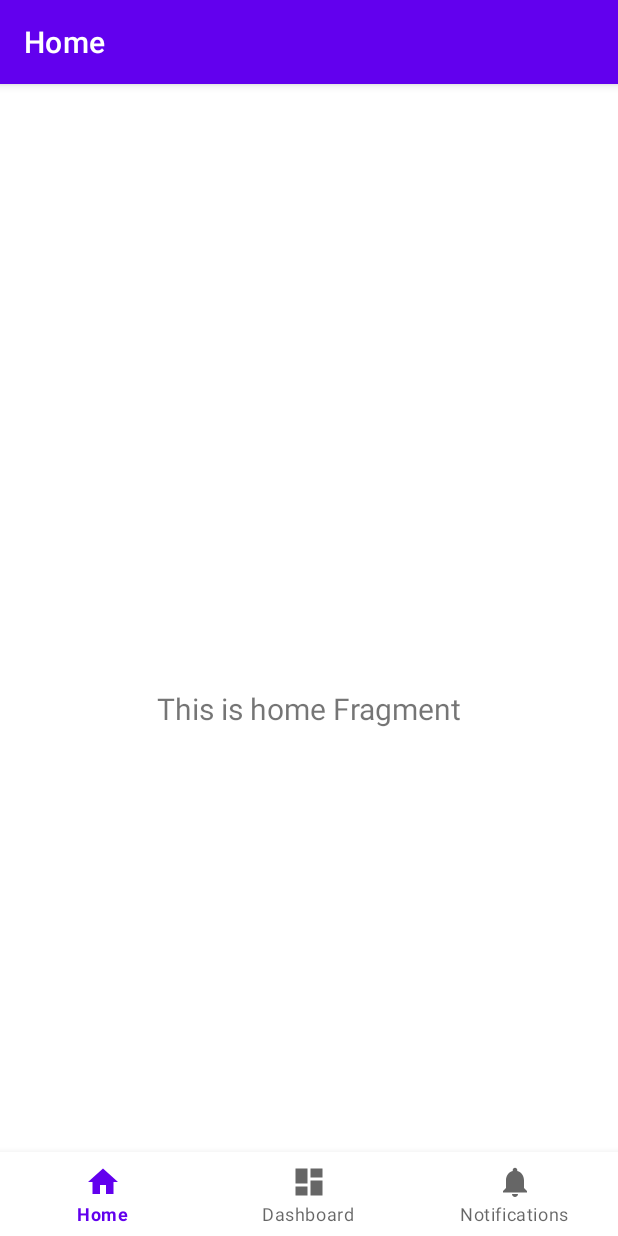
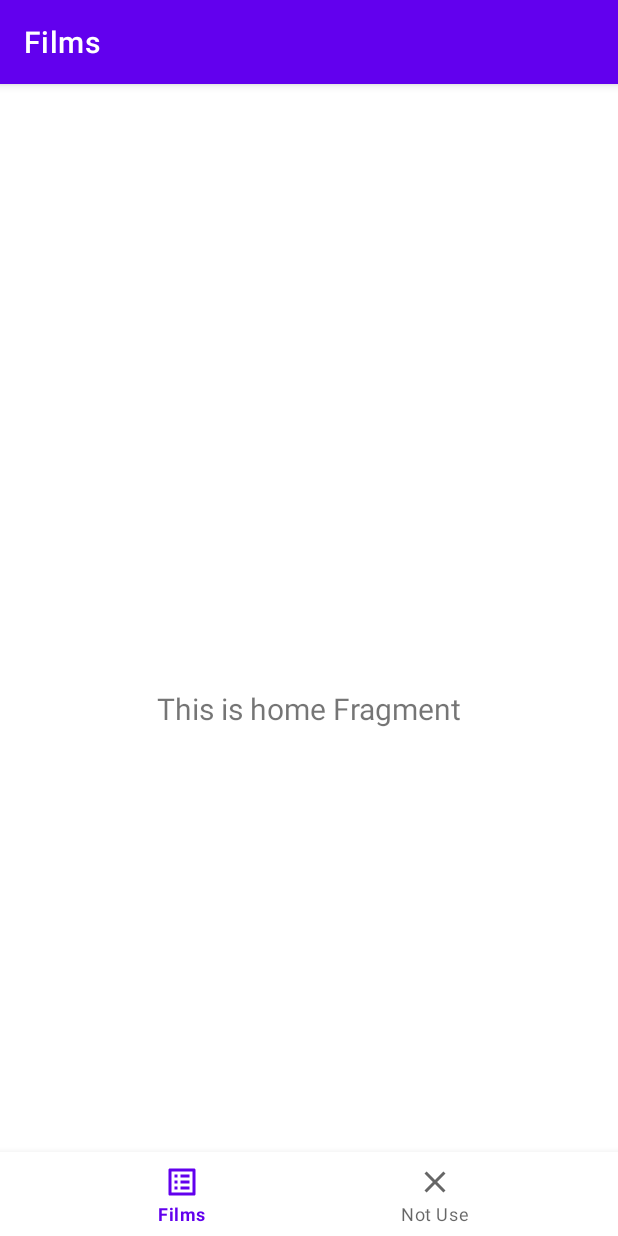
Before and after one commit to serbinav/gb_android_interview_film_viewer, an Android app: the screen it shows after launch (MainActivity), on a phone screen of 412 x 824 dp. Run offline under Robolectric (Android 15) with nearby library versions, the phone set to English and light mode, and no system bars; our stand-ins replace navigation-ui.

Commit message:
удалил один фрагмент, переименовал один фрагмент

```diff
--- a/app/src/main/java/com/example/filmslist/MainActivity.kt
+++ b/app/src/main/java/com/example/filmslist/MainActivity.kt
@@ -37,11 +37,10 @@ class MainActivity : AppCompatActivity() {
         val navView: BottomNavigationView = binding.navView
 
         val navController = findNavController(R.id.nav_host_fragment_activity_main)
-        // Passing each menu ID as a set of Ids because each
-        // menu should be considered as top level destinations.
+
         val appBarConfiguration = AppBarConfiguration(
             setOf(
-                R.id.navigation_home, R.id.navigation_dashboard, R.id.navigation_notifications
+                R.id.navigation_films, R.id.navigation_notifications
             )
         )
         setupActionBarWithNavController(navController, appBarConfiguration)
--- a/app/src/main/java/com/example/filmslist/ui/dashboard/DashboardViewModel.kt
+++ /dev/null
@@ -1,13 +0,0 @@
-package com.example.filmslist.ui.dashboard
-
-import androidx.lifecycle.LiveData
-import androidx.lifecycle.MutableLiveData
-import androidx.lifecycle.ViewModel
-
-class DashboardViewModel : ViewModel() {
-
-    private val _text = MutableLiveData<String>().apply {
-        value = "This is dashboard Fragment"
-    }
-    val text: LiveData<String> = _text
-}
--- a/app/src/main/java/com/example/filmslist/ui/dashboard/DashboardFragment.kt
+++ b/app/src/main/java/com/example/filmslist/ui/home/FilmsFragment.kt
@@ -1,4 +1,4 @@
-package com.example.filmslist.ui.dashboard
+package com.example.filmslist.ui.home
 
 import android.os.Bundle
 import android.view.LayoutInflater
@@ -7,14 +7,11 @@ import android.view.ViewGroup
 import android.widget.TextView
 import androidx.fragment.app.Fragment
 import androidx.lifecycle.ViewModelProvider
-import com.example.filmslist.databinding.FragmentDashboardBinding
+import com.example.filmslist.databinding.FragmentFilmsBinding
 
-class DashboardFragment : Fragment() {
+class FilmsFragment : Fragment() {
 
-    private var _binding: FragmentDashboardBinding? = null
-
-    // This property is only valid between onCreateView and
-    // onDestroyView.
+    private var _binding: FragmentFilmsBinding? = null
     private val binding get() = _binding!!
 
     override fun onCreateView(
@@ -22,14 +19,14 @@ class DashboardFragment : Fragment() {
         container: ViewGroup?,
         savedInstanceState: Bundle?
     ): View {
-        val dashboardViewModel =
-            ViewModelProvider(this).get(DashboardViewModel::class.java)
+        val homeViewModel =
+            ViewModelProvider(this).get(FilmsViewModel::class.java)
 
-        _binding = FragmentDashboardBinding.inflate(inflater, container, false)
+        _binding = FragmentFilmsBinding.inflate(inflater, container, false)
         val root: View = binding.root
 
-        val textView: TextView = binding.textDashboard
-        dashboardViewModel.text.observe(viewLifecycleOwner) {
+        val textView: TextView = binding.textHome
+        homeViewModel.text.observe(viewLifecycleOwner) {
             textView.text = it
         }
         return root
--- a/app/src/main/java/com/example/filmslist/ui/home/HomeViewModel.kt
+++ b/app/src/main/java/com/example/filmslist/ui/home/FilmsViewModel.kt
@@ -4,7 +4,7 @@ import androidx.lifecycle.LiveData
 import androidx.lifecycle.MutableLiveData
 import androidx.lifecycle.ViewModel
 
-class HomeViewModel : ViewModel() {
+class FilmsViewModel : ViewModel() {
 
     private val _text = MutableLiveData<String>().apply {
         value = "This is home Fragment"
--- a/app/src/main/java/com/example/filmslist/ui/home/HomeFragment.kt
+++ /dev/null
@@ -1,42 +0,0 @@
-package com.example.filmslist.ui.home
-
-import android.os.Bundle
-import android.view.LayoutInflater
-import android.view.View
-import android.view.ViewGroup
-import android.widget.TextView
-import androidx.fragment.app.Fragment
-import androidx.lifecycle.ViewModelProvider
-import com.example.filmslist.databinding.FragmentHomeBinding
-
-class HomeFragment : Fragment() {
-
-    private var _binding: FragmentHomeBinding? = null
-
-    // This property is only valid between onCreateView and
-    // onDestroyView.
-    private val binding get() = _binding!!
-
-    override fun onCreateView(
-        inflater: LayoutInflater,
-        container: ViewGroup?,
-        savedInstanceState: Bundle?
-    ): View {
-        val homeViewModel =
-            ViewModelProvider(this).get(HomeViewModel::class.java)
-
-        _binding = FragmentHomeBinding.inflate(inflater, container, false)
-        val root: View = binding.root
-
-        val textView: TextView = binding.textHome
-        homeViewModel.text.observe(viewLifecycleOwner) {
-            textView.text = it
-        }
-        return root
-    }
-
-    override fun onDestroyView() {
-        super.onDestroyView()
-        _binding = null
-    }
-}
--- /dev/null
+++ b/app/src/main/res/drawable/ic_baseline_close_24.xml
@@ -0,0 +1,10 @@
+<vector xmlns:android="http://schemas.android.com/apk/res/android"
+    android:width="24dp"
+    android:height="24dp"
+    android:tint="#000000"
+    android:viewportWidth="24"
+    android:viewportHeight="24">
+    <path
+        android:fillColor="@android:color/white"
+        android:pathData="M19,6.41L17.59,5 12,10.59 6.41,5 5,6.41 10.59,12 5,17.59 6.41,19 12,13.41 17.59,19 19,17.59 13.41,12z" />
+</vector>
--- /dev/null
+++ b/app/src/main/res/drawable/ic_baseline_list_alt_24.xml
@@ -0,0 +1,10 @@
+<vector xmlns:android="http://schemas.android.com/apk/res/android"
+    android:width="24dp"
+    android:height="24dp"
+    android:tint="#000000"
+    android:viewportWidth="24"
+    android:viewportHeight="24">
+    <path
+        android:fillColor="@android:color/white"
+        android:pathData="M19,5v14L5,19L5,5h14m1.1,-2L3.9,3c-0.5,0 -0.9,0.4 -0.9,0.9v16.2c0,0.4 0.4,0.9 0.9,0.9h16.2c0.4,0 0.9,-0.5 0.9,-0.9L21,3.9c0,-0.5 -0.5,-0.9 -0.9,-0.9zM11,7h6v2h-6L11,7zM11,11h6v2h-6v-2zM11,15h6v2h-6zM7,7h2v2L7,9zM7,11h2v2L7,13zM7,15h2v2L7,17z" />
+</vector>
--- a/app/src/main/res/drawable/ic_dashboard_black_24dp.xml
+++ /dev/null
@@ -1,9 +0,0 @@
-<vector xmlns:android="http://schemas.android.com/apk/res/android"
-    android:width="24dp"
-    android:height="24dp"
-    android:viewportWidth="24.0"
-    android:viewportHeight="24.0">
-    <path
-        android:fillColor="#FF000000"
-        android:pathData="M3,13h8L11,3L3,3v10zM3,21h8v-6L3,15v6zM13,21h8L21,11h-8v10zM13,3v6h8L21,3h-8z" />
-</vector>
--- a/app/src/main/res/drawable/ic_home_black_24dp.xml
+++ /dev/null
@@ -1,9 +0,0 @@
-<vector xmlns:android="http://schemas.android.com/apk/res/android"
-    android:width="24dp"
-    android:height="24dp"
-    android:viewportWidth="24.0"
-    android:viewportHeight="24.0">
-    <path
-        android:fillColor="#FF000000"
-        android:pathData="M10,20v-6h4v6h5v-8h3L12,3 2,12h3v8z" />
-</vector>
--- a/app/src/main/res/drawable/ic_notifications_black_24dp.xml
+++ /dev/null
@@ -1,9 +0,0 @@
-<vector xmlns:android="http://schemas.android.com/apk/res/android"
-    android:width="24dp"
-    android:height="24dp"
-    android:viewportWidth="24.0"
-    android:viewportHeight="24.0">
-    <path
-        android:fillColor="#FF000000"
-        android:pathData="M12,22c1.1,0 2,-0.9 2,-2h-4c0,1.1 0.89,2 2,2zM18,16v-5c0,-3.07 -1.64,-5.64 -4.5,-6.32L13.5,4c0,-0.83 -0.67,-1.5 -1.5,-1.5s-1.5,0.67 -1.5,1.5v0.68C7.63,5.36 6,7.92 6,11v5l-2,2v1h16v-1l-2,-2z" />
-</vector>
--- a/app/src/main/res/layout/fragment_dashboard.xml
+++ b/app/src/main/res/layout/fragment_films.xml
@@ -4,10 +4,10 @@
     xmlns:tools="http://schemas.android.com/tools"
     android:layout_width="match_parent"
     android:layout_height="match_parent"
-    tools:context=".ui.dashboard.DashboardFragment">
+    tools:context=".ui.home.FilmsFragment">
 
     <TextView
-        android:id="@+id/text_dashboard"
+        android:id="@+id/text_home"
         android:layout_width="match_parent"
         android:layout_height="wrap_content"
         android:layout_marginStart="8dp"
--- a/app/src/main/res/layout/fragment_home.xml
+++ /dev/null
@@ -1,22 +0,0 @@
-<?xml version="1.0" encoding="utf-8"?>
-<androidx.constraintlayout.widget.ConstraintLayout xmlns:android="http://schemas.android.com/apk/res/android"
-    xmlns:app="http://schemas.android.com/apk/res-auto"
-    xmlns:tools="http://schemas.android.com/tools"
-    android:layout_width="match_parent"
-    android:layout_height="match_parent"
-    tools:context=".ui.home.HomeFragment">
-
-    <TextView
-        android:id="@+id/text_home"
-        android:layout_width="match_parent"
-        android:layout_height="wrap_content"
-        android:layout_marginStart="8dp"
-        android:layout_marginTop="8dp"
-        android:layout_marginEnd="8dp"
-        android:textAlignment="center"
-        android:textSize="20sp"
-        app:layout_constraintBottom_toBottomOf="parent"
-        app:layout_constraintEnd_toEndOf="parent"
-        app:layout_constraintStart_toStartOf="parent"
-        app:layout_constraintTop_toTopOf="parent" />
-</androidx.constraintlayout.widget.ConstraintLayout>
--- a/app/src/main/res/menu/bottom_nav_menu.xml
+++ b/app/src/main/res/menu/bottom_nav_menu.xml
@@ -2,18 +2,13 @@
 <menu xmlns:android="http://schemas.android.com/apk/res/android">
 
     <item
-        android:id="@+id/navigation_home"
-        android:icon="@drawable/ic_home_black_24dp"
-        android:title="@string/title_home" />
-
-    <item
-        android:id="@+id/navigation_dashboard"
-        android:icon="@drawable/ic_dashboard_black_24dp"
-        android:title="@string/title_dashboard" />
+        android:id="@+id/navigation_films"
+        android:icon="@drawable/ic_baseline_list_alt_24"
+        android:title="@string/title_films" />
 
     <item
         android:id="@+id/navigation_notifications"
-        android:icon="@drawable/ic_notifications_black_24dp"
-        android:title="@string/title_notifications" />
+        android:icon="@drawable/ic_baseline_close_24"
+        android:title="@string/title_not_use" />
 
 </menu>
--- a/app/src/main/res/navigation/mobile_navigation.xml
+++ b/app/src/main/res/navigation/mobile_navigation.xml
@@ -3,23 +3,17 @@
     xmlns:app="http://schemas.android.com/apk/res-auto"
     xmlns:tools="http://schemas.android.com/tools"
     android:id="@+id/mobile_navigation"
-    app:startDestination="@+id/navigation_home">
+    app:startDestination="@+id/navigation_films">
 
     <fragment
-        android:id="@+id/navigation_home"
-        android:name="com.example.filmslist.ui.home.HomeFragment"
-        android:label="@string/title_home"
-        tools:layout="@layout/fragment_home" />
-
-    <fragment
-        android:id="@+id/navigation_dashboard"
-        android:name="com.example.filmslist.ui.dashboard.DashboardFragment"
-        android:label="@string/title_dashboard"
-        tools:layout="@layout/fragment_dashboard" />
+        android:id="@+id/navigation_films"
+        android:name="com.example.filmslist.ui.home.FilmsFragment"
+        android:label="@string/title_films"
+        tools:layout="@layout/fragment_films" />
 
     <fragment
         android:id="@+id/navigation_notifications"
         android:name="com.example.filmslist.ui.notifications.NotificationsFragment"
-        android:label="@string/title_notifications"
+        android:label="@string/title_not_use"
         tools:layout="@layout/fragment_notifications" />
 </navigation>
--- a/app/src/main/res/values/strings.xml
+++ b/app/src/main/res/values/strings.xml
@@ -1,6 +1,5 @@
 <resources>
     <string name="app_name">Films List</string>
-    <string name="title_home">Home</string>
-    <string name="title_dashboard">Dashboard</string>
-    <string name="title_notifications">Notifications</string>
+    <string name="title_films">Films</string>
+    <string name="title_not_use">Not Use</string>
 </resources>
```
